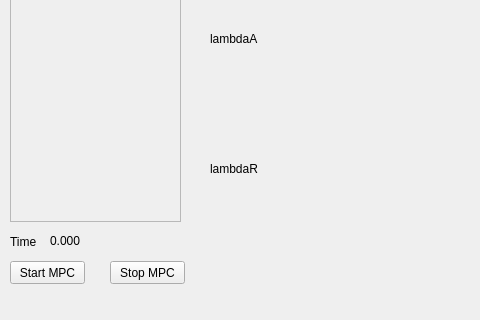
First picture: the form in GUI/GUI.ui, repository cic12/exo_control, before the edit; both pictures show x 0 to 480 and y 556 to 876 of the 712 by 876 pixel window.
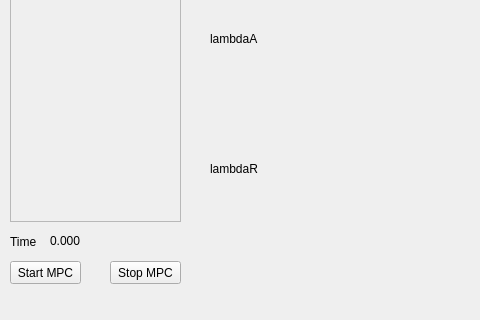
Second picture: the form after the edit. Custom widgets are drawn as their Qt base class.

Diff of the .ui file:
```diff
--- a/GUI/GUI.ui
+++ b/GUI/GUI.ui
@@ -32,7 +32,7 @@
      <rect>
       <x>10</x>
       <y>800</y>
-      <width>75</width>
+      <width>71</width>
       <height>23</height>
      </rect>
     </property>
@@ -45,7 +45,7 @@
      <rect>
       <x>110</x>
       <y>800</y>
-      <width>75</width>
+      <width>71</width>
       <height>23</height>
      </rect>
     </property>
```
